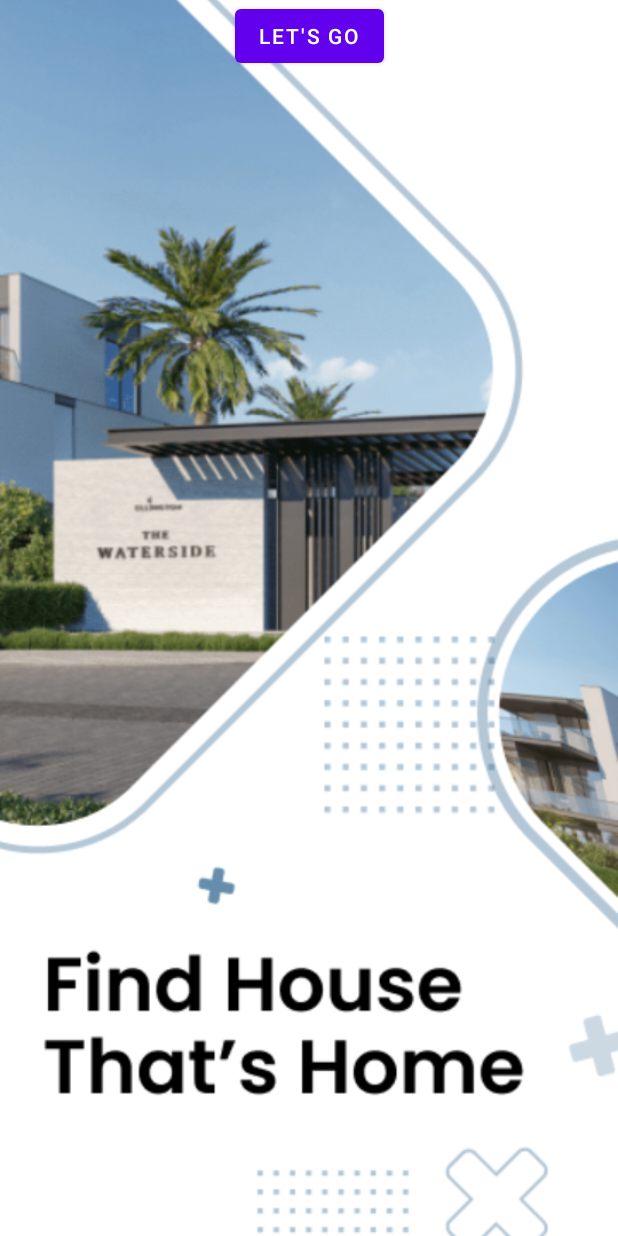
After one commit to akero/propdub, an Android app: the intermediate_screen screen opened directly, with no data from a screen before it, on a phone screen of 412 x 824 dp. The commit adds this screen. Run offline under Robolectric (Android 15) with nearby library versions, the phone set to English and light mode, and no system bars.

Commit message:
Design started

```diff
--- a/app/src/main/AndroidManifest.xml
+++ b/app/src/main/AndroidManifest.xml
@@ -8,11 +8,13 @@
         android:allowBackup="true"
         android:dataExtractionRules="@xml/data_extraction_rules"
         android:fullBackupContent="@xml/backup_rules"
-
         android:label="@string/app_name"
         android:supportsRtl="true"
         android:theme="@style/Theme.PropDub"
         tools:targetApi="31">
+        <activity
+            android:name=".intermediate_screen"
+            android:exported="false" />
         <activity
             android:name=".MortgageCalculatorCode"
             android:exported="false" />
@@ -75,7 +77,7 @@
             android:name=".MainActivity"
             android:exported="true"
             android:label="@string/app_name"
-            android:theme="@style/Theme.PropDub.NoActionBar"></activity>
+            android:theme="@style/Theme.PropDub.NoActionBar" />
     </application>
 
 </manifest>
--- a/app/src/main/java/com/acme/propdub/SplashActivity.java
+++ b/app/src/main/java/com/acme/propdub/SplashActivity.java
@@ -15,7 +15,7 @@ public class SplashActivity extends AppCompatActivity {
         new Handler().postDelayed(new Runnable() {
             @Override
             public void run() {
-                Intent intent = new Intent(SplashActivity.this, MainActivity.class);
+                Intent intent = new Intent(SplashActivity.this, intermediate_screen.class);
                 startActivity(intent);
                 finish();
             }
--- /dev/null
+++ b/app/src/main/java/com/acme/propdub/intermediate_screen.java
@@ -0,0 +1,63 @@
+package com.acme.propdub;
+
+import androidx.appcompat.app.AppCompatActivity;
+import androidx.constraintlayout.widget.ConstraintLayout;
+
+import android.content.Intent;
+import android.graphics.Bitmap;
+import android.graphics.BitmapFactory;
+import android.graphics.Shader;
+import android.graphics.drawable.BitmapDrawable;
+import android.os.Bundle;
+import android.os.Handler;
+import android.util.Log;
+import android.view.Gravity;
+import android.view.View;
+import android.view.ViewGroup;
+import android.widget.ImageView;
+import android.widget.RelativeLayout;
+
+public class intermediate_screen extends AppCompatActivity {
+
+    @Override
+    protected void onCreate(Bundle savedInstanceState) {
+        super.onCreate(savedInstanceState);
+        // Hide the ActionBar
+        if (getSupportActionBar() != null) {
+            getSupportActionBar().hide();
+        }
+        setContentView(R.layout.activity_intermediate_screen);
+
+
+        ConstraintLayout rootLayout = findViewById(R.id.root_layout);
+
+        // Create an ImageView and set its layout parameters
+        ImageView imageView = new ImageView(this);
+        imageView.setLayoutParams(new RelativeLayout.LayoutParams(ViewGroup.LayoutParams.MATCH_PARENT, ViewGroup.LayoutParams.MATCH_PARENT));
+
+        // Set the scale type and the background image
+        imageView.setScaleType(ImageView.ScaleType.CENTER_CROP);
+        imageView.setImageResource(R.drawable.intermediatepic);
+
+        // Add the ImageView as the first child of the root layout
+        rootLayout.addView(imageView, 0);
+
+        //lets go button code
+        View letsgoButton = findViewById(R.id.lets_go_button);
+        letsgoButton.setOnClickListener(new View.OnClickListener() {
+            @Override
+            public void onClick(View v) {
+                openMainActivity();
+            }
+        });
+
+    }
+    // Method to navigate to mainactivity
+    private void openMainActivity() {
+
+       // Log.d("tag1","In sale intent");
+        Intent intent = new Intent(intermediate_screen.this, MainActivity.class);
+       // Log.d("tag1","In sale intent 2");
+        startActivity(intent);
+    }
+}
--- /dev/null
+++ b/app/src/main/res/layout/activity_intermediate_screen.xml
@@ -0,0 +1,20 @@
+<?xml version="1.0" encoding="utf-8"?>
+<androidx.constraintlayout.widget.ConstraintLayout xmlns:android="http://schemas.android.com/apk/res/android"
+    xmlns:app="http://schemas.android.com/apk/res-auto"
+    xmlns:tools="http://schemas.android.com/tools"
+    android:id="@+id/root_layout"
+    android:layout_width="match_parent"
+    android:layout_height="match_parent"
+    tools:context=".intermediate_screen"
+    >
+
+    <Button
+        android:id="@+id/lets_go_button"
+        android:layout_width="wrap_content"
+        android:layout_height="wrap_content"
+        android:text="Let's go"
+        app:layout_constraintEnd_toEndOf="parent"
+        app:layout_constraintStart_toStartOf="parent"
+        android:layout_marginTop="16dp"/>
+
+</androidx.constraintlayout.widget.ConstraintLayout>
--- a/app/src/main/res/values/styles.xml
+++ b/app/src/main/res/values/styles.xml
@@ -1,8 +1,10 @@
 <?xml version="1.0" encoding="utf-8"?>
 <resources>
+
     <style name="SplashTheme" parent="Theme.AppCompat.NoActionBar">
         <item name="android:windowBackground">@drawable/splash_screen</item>
         <item name="android:windowNoTitle">true</item>
+        <item name="android:fontFamily">@font/poppins_regular</item>
         <item name="android:windowFullscreen">true</item>
         <item name="android:windowContentOverlay">@null</item>
         <item name="android:windowActionBar">false</item>
```
Also changed, not shown: app/src/main/res/fonts/poppins_regular.xml (added, +7 -0 lines), app/src/main/fonts/Poppins-Regular.ttf (added), app/src/main/res/drawable/intermediatepic.png (added), app/src/main/res/drawable/splash_1screen.xml (renamed from app/src/main/res/drawable/splash_screen.xml), app/src/main/res/drawable/splash_screen.png (added), app/src/main/res/font/poppins_regular.ttf (added).
